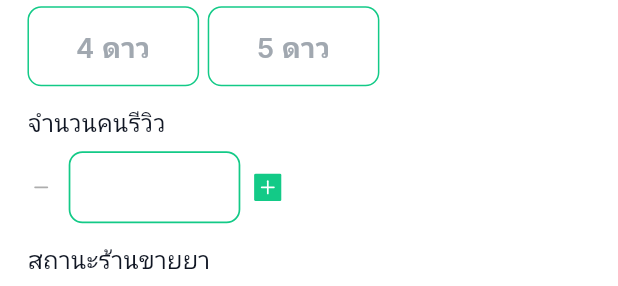
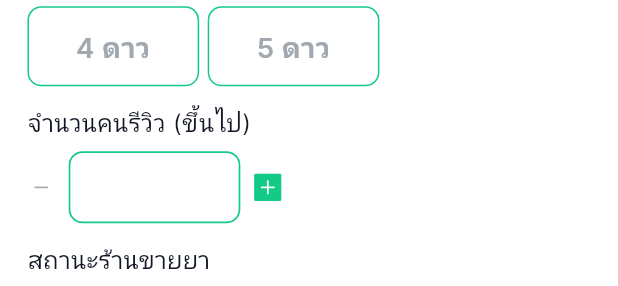
Before and after one commit to tot14883/Pharmacy-Online-Flutter-and-Firebase-, a Flutter app: the FilterWidget widget shown alone on an empty page, opened directly, on a phone screen of 412 x 824 dp. Shown: the part 397-683 px from the top of the screen. Run offline on Flutter 3.47's test engine with Material 3 defaults, Android fonts, the phone set to English and light mode, and no system bars; our stand-ins replace cached_network_image, cloud_firestore, connectivity_plus, file, firebase_analytics, firebase_auth and 24 more; missing offline and left inert: map_location_picker; accounts and stored records are empty; generated files the repository leaves out were written again.

Commit message:
fix ui text in map & filter

```diff
--- a/lib/feature/store/widget/filter_widget.dart
+++ b/lib/feature/store/widget/filter_widget.dart
@@ -149,7 +149,7 @@ class _FilterWidgetState extends BaseConsumerState<FilterWidget> {
             height: 8.h,
           ),
           Text(
-            'จำนวนคนรีวิว',
+            'จำนวนคนรีวิว (ขึ้นไป)',
             style: AppStyle.txtBody2,
           ),
           SizedBox(
```
Also changed, not shown: lib/feature/store/page/near_pharmacy_store_screen.dart (+4 -4 lines).
